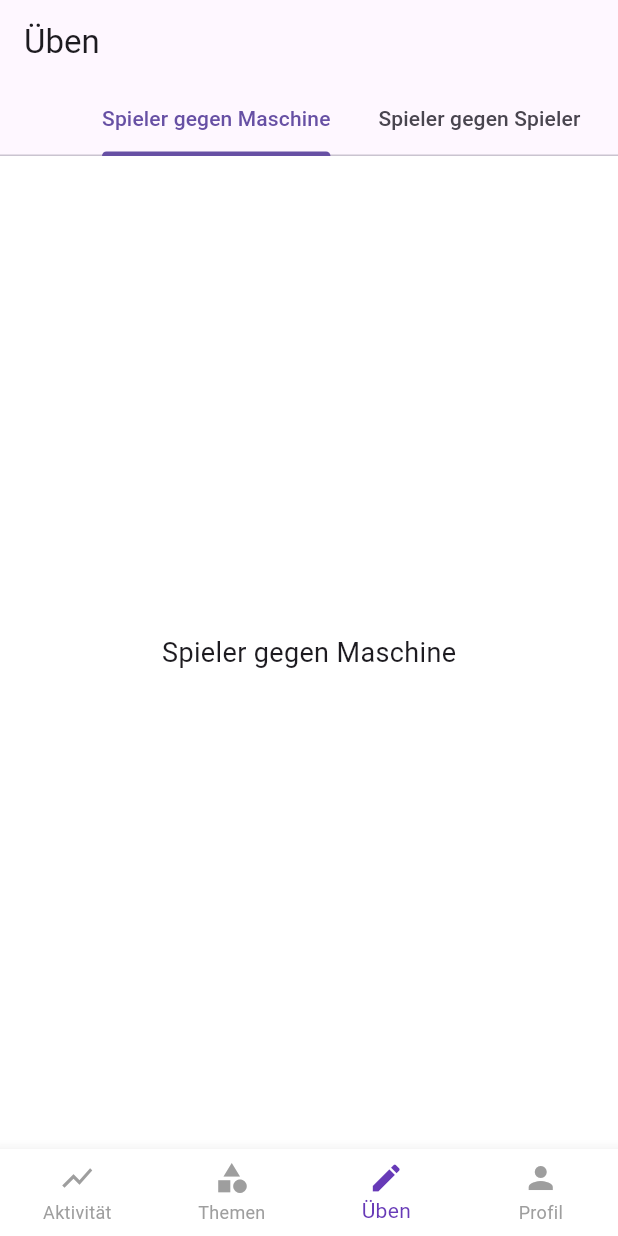
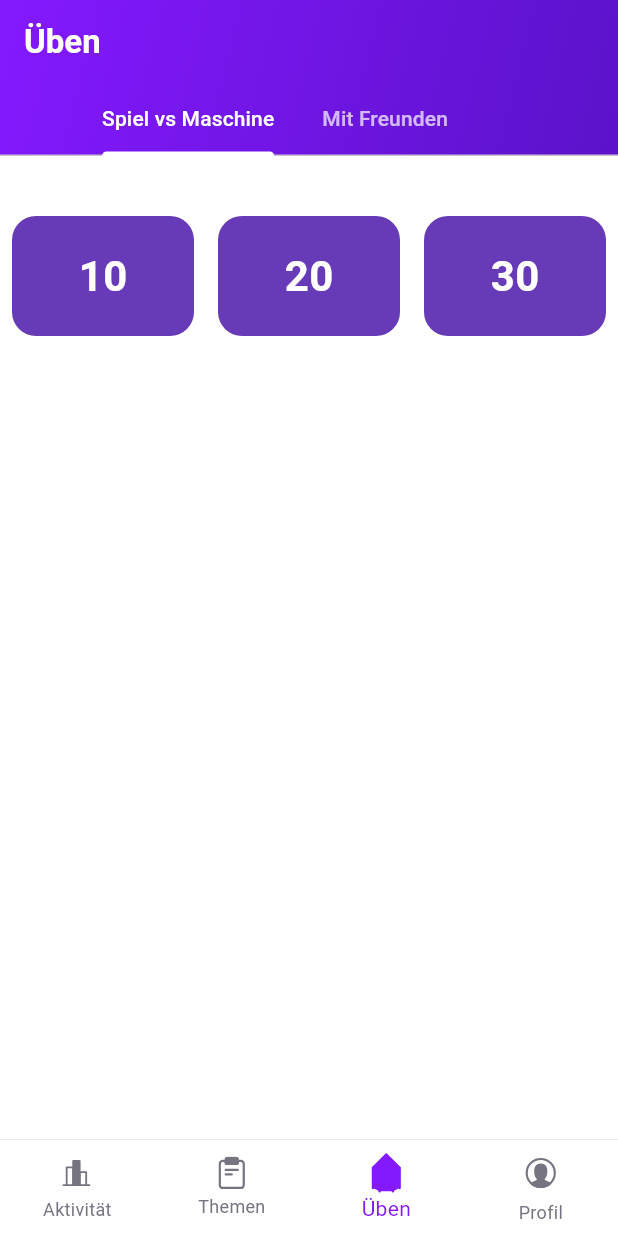
Before and after one commit to gvirabyan/MathFlutter, a Flutter app: the screen it shows after launch, item 3 of the bottom bar chosen, on a phone screen of 412 x 824 dp. Run offline on Flutter 3.47's test engine with Material 3 defaults, Android fonts, the phone set to English and light mode, and no system bars; our stand-ins replace flutter_svg, shared_preferences; network calls fail.

Commit message:
player vs machine worked with backend

```diff
--- a/lib/main.dart
+++ b/lib/main.dart
@@ -3,13 +3,11 @@ import 'package:untitled2/screens/activity_screen/answers_tab.dart';
 import 'package:untitled2/screens/activity_screen/progress_tab.dart';
 import 'package:untitled2/screens/activity_screen/status_tab.dart';
 import 'package:untitled2/screens/activity_screen/top_list_tab.dart';
-import 'package:untitled2/screens/auth/auth_screen.dart';
 import 'package:untitled2/screens/practice_screen/practice_screen.dart';
 import 'package:untitled2/screens/practice_screen/practice_vs_machine_tab.dart';
-import 'package:untitled2/screens/practice_screen/practice_vs_player_tab.dart';
+import 'package:untitled2/screens/practice_screen/practice_vs_player_tab.dart'; // Добавьте импорт
 import 'package:untitled2/screens/profile_screen/about_us/profile_about_tab.dart';
 import 'package:untitled2/screens/profile_screen/profile_account_tab.dart';
-import 'package:untitled2/screens/profile_screen/profile_screen.dart';
 import 'package:untitled2/screens/profile_screen/profile_security_tab.dart';
 import 'package:untitled2/screens/profile_screen/profile_share_tab.dart';
 import 'package:untitled2/screens/profile_screen/profile_sound_tab.dart';
@@ -17,7 +15,6 @@ import 'package:untitled2/screens/topics_screen/topics_1_2_tab.dart';
 import 'package:untitled2/screens/topics_screen/topics_2_3_tab.dart';
 import 'package:untitled2/screens/topics_screen/topics_3_4_tab.dart';
 import 'package:untitled2/screens/topics_screen/topics_4_5tab.dart';
-import 'package:untitled2/screens/topics_screen/topics_screen.dart';
 import 'package:untitled2/ui_elements/main_app_bar.dart';
 import 'package:untitled2/ui_elements/main_bottom_nav.dart';
 
@@ -47,6 +44,9 @@ class MainScreen extends StatefulWidget {
 class _MainScreenState extends State<MainScreen> {
   int _currentIndex = 0;
 
+  // Данные для режима практики (имитация состояния)
+  bool startPracticeVsFriend = false;
+
   late final List<_MainTabConfig> _tabs = [
     _MainTabConfig(
       title: 'Aktivität',
@@ -66,17 +66,16 @@ class _MainScreenState extends State<MainScreen> {
         _SubTabConfig(label: '4.–5. Klasse', view: const Topics45Tab()),
       ],
     ),
-
     _MainTabConfig(
       title: 'Üben',
       subTabs: [
         _SubTabConfig(
-          label: 'Spieler gegen Maschine',
-          view: const PracticeVsMachineTab(),
+          label: 'Spiel vs Maschine',
+          view: PracticeVsMachineTab(),
         ),
         _SubTabConfig(
-          label: 'Spieler gegen Spieler',
-          view: const PracticeVsPlayerTab(),
+          label: 'Mit Freunden',
+          view: PracticeVsPlayerTab(),
         ),
       ],
     ),
@@ -90,7 +89,8 @@ class _MainScreenState extends State<MainScreen> {
         _SubTabConfig(label: 'Erfolg teilen', view: const ProfileShareTab()),
         _SubTabConfig(label: 'Ton', view: const ProfileSoundTab()),
       ],
-    ),  ];
+    ),
+  ];
 
   @override
   Widget build(BuildContext context) {
@@ -109,12 +109,16 @@ class _MainScreenState extends State<MainScreen> {
       ),
       bottomNavigationBar: MainBottomNav(
         currentIndex: _currentIndex,
-        onTap: (index) => setState(() => _currentIndex = index),
+        onTap: (index) {
+          setState(() {
+            _currentIndex = index;
+            // Сбрасываем состояние игры при смене основной вкладки
+            startPracticeVsFriend = false;
+          });
+        },
       ),
     );
 
-
-    // DefaultTabController должен быть ТОЛЬКО когда есть subTabs
     if (current.subTabs != null) {
       page = DefaultTabController(
         key: ValueKey(_currentIndex),
@@ -133,10 +137,10 @@ class _MainTabConfig {
   final List<_SubTabConfig>? subTabs;
 
   _MainTabConfig({required this.title, this.view, this.subTabs})
-    : assert(
-        (view != null) ^ (subTabs != null),
-        'Either view or subTabs must be provided (not both).',
-      );
+      : assert(
+  (view != null) ^ (subTabs != null),
+  'Either view or subTabs must be provided (not both).',
+  );
 }
 
 class _SubTabConfig {
--- a/lib/screens/practice_screen/practice_vs_machine_tab.dart
+++ b/lib/screens/practice_screen/practice_vs_machine_tab.dart
@@ -1,14 +1,56 @@
 import 'package:flutter/material.dart';
+import 'quiz_question_screen.dart';
 
 class PracticeVsMachineTab extends StatelessWidget {
   const PracticeVsMachineTab({super.key});
 
+  void _startQuiz(BuildContext context, int count) {
+    Navigator.push(
+      context,
+      MaterialPageRoute(
+        builder: (_) => QuizQuestionScreen(totalQuestions: count),
+      ),
+    );
+  }
+
   @override
   Widget build(BuildContext context) {
-    return const Center(
-      child: Text(
-        'Spieler gegen Maschine',
-        style: TextStyle(fontSize: 18),
+    return Column(
+      children: [
+        const SizedBox(height: 32),
+        Row(
+          children: [
+            _btn(context, 10),
+            _btn(context, 20),
+            _btn(context, 30),
+          ],
+        ),
+      ],
+    );
+  }
+
+  Widget _btn(BuildContext context, int count) {
+    return Expanded(
+      child: GestureDetector(
+        onTap: () => _startQuiz(context, count),
+        child: Container(
+          height: 80,
+          margin: const EdgeInsets.all(8),
+          decoration: BoxDecoration(
+            color: Colors.deepPurple,
+            borderRadius: BorderRadius.circular(16),
+          ),
+          child: Center(
+            child: Text(
+              '$count',
+              style: const TextStyle(
+                color: Colors.white,
+                fontSize: 28,
+                fontWeight: FontWeight.bold,
+              ),
+            ),
+          ),
+        ),
       ),
     );
   }
--- a/lib/screens/profile_screen/about_us/profile_about_tab.dart
+++ b/lib/screens/profile_screen/about_us/profile_about_tab.dart
@@ -66,7 +66,7 @@ class ProfileAboutTab extends StatelessWidget {
         ),
 
         // ---------------- WRITE REVIEW ----------------
-        if (Platform.isAndroid)
+        /*if (Platform.isAndroid)
           _AboutItem(
             title: 'Bewertung schreiben',
             onTap: () {
@@ -84,7 +84,7 @@ class ProfileAboutTab extends StatelessWidget {
                 'https://apps.apple.com/de/app/matheappde/id6447060725',
               );
             },
-          ),
+          ),*/
       ],
     );
   }
--- a/lib/ui_elements/main_app_bar.dart
+++ b/lib/ui_elements/main_app_bar.dart
@@ -13,11 +13,37 @@ class MainAppBar extends StatelessWidget implements PreferredSizeWidget {
   @override
   Widget build(BuildContext context) {
     return AppBar(
-      title: Text(title),
+      elevation: 0,
+
+      title: Text(
+        title,
+        style: const TextStyle(
+          color: Colors.white,
+          fontWeight: FontWeight.bold,
+        ),
+      ),
+
+      // 🎨 GRADIENT BACKGROUND
+      flexibleSpace: Container(
+        decoration: const BoxDecoration(
+          gradient: LinearGradient(
+            begin: Alignment.topLeft,
+            end: Alignment.bottomRight,
+            colors: [
+              Color(0xFF8419FF),
+              Color(0xFF5B12C9),
+            ],
+          ),
+        ),
+      ),
+
       bottom: tabs == null
           ? null
           : TabBar(
         isScrollable: true,
+        indicatorColor: Colors.white,
+        labelColor: Colors.white,
+        unselectedLabelColor: Colors.white70,
         tabs: tabs!,
       ),
     );
--- a/lib/ui_elements/main_bottom_nav.dart
+++ b/lib/ui_elements/main_bottom_nav.dart
@@ -1,4 +1,5 @@
 import 'package:flutter/material.dart';
+import 'package:flutter_svg/flutter_svg.dart';
 
 class MainBottomNav extends StatelessWidget {
   final int currentIndex;
@@ -10,34 +11,77 @@ class MainBottomNav extends StatelessWidget {
     required this.onTap,
   });
 
+  Color _iconColor(bool active) =>
+      active ? const Color(0xFF8419FF) : const Color(0xFF777481);
+
   @override
   Widget build(BuildContext context) {
-    return BottomNavigationBar(
+    return Container(
+      decoration: BoxDecoration(
+        color: Colors.white,
+        border: Border(
+          top: BorderSide(
+            color: Colors.black.withOpacity(0.1),
+            width: 0.5,
+          ),
+        ),
+      ),
+      child: BottomNavigationBar(
         backgroundColor: Colors.white,
         type: BottomNavigationBarType.fixed,
         currentIndex: currentIndex,
         onTap: onTap,
-      selectedItemColor: Colors.deepPurple,
-      unselectedItemColor: Colors.grey,
         showUnselectedLabels: true,
-      items: const [
+        selectedItemColor: const Color(0xFF8419FF),
+        unselectedItemColor: const Color(0xFF777481),
+        elevation: 0,
+        items: [
           BottomNavigationBarItem(
-          icon: Icon(Icons.show_chart),
+            icon: SvgPicture.asset(
+              'assets/buttons/activity.svg',
+              width: 26,
+              colorFilter: ColorFilter.mode(
+                _iconColor(currentIndex == 0),
+                BlendMode.srcIn,
+              ),
+            ),
             label: 'Aktivität',
           ),
           BottomNavigationBarItem(
-          icon: Icon(Icons.category),
+            icon: SvgPicture.asset(
+              'assets/buttons/topics.svg',
+              width: 18,
+              colorFilter: ColorFilter.mode(
+                _iconColor(currentIndex == 1),
+                BlendMode.srcIn,
+              ),
+            ),
             label: 'Themen',
           ),
           BottomNavigationBarItem(
-          icon: Icon(Icons.edit),
+            icon: SvgPicture.asset(
+              'assets/buttons/practice.svg',
+              width: 20,
+              colorFilter: ColorFilter.mode(
+                _iconColor(currentIndex == 2),
+                BlendMode.srcIn,
+              ),
+            ),
             label: 'Üben',
           ),
           BottomNavigationBarItem(
-          icon: Icon(Icons.person),
+            icon: SvgPicture.asset(
+              'assets/buttons/profile.svg',
+              width: 30,
+              colorFilter: ColorFilter.mode(
+                _iconColor(currentIndex == 3),
+                BlendMode.srcIn,
+              ),
+            ),
             label: 'Profil',
           ),
         ],
+      ),
     );
   }
 }
```
Also changed, not shown: lib/models/question_model.dart (added, +41 -0 lines), lib/screens/practice_screen/answer_dialog.dart (added, +26 -0 lines), lib/screens/practice_screen/practice_screen.dart (+42 -6 lines), lib/screens/practice_screen/practice_vs_player_tab.dart (+18 -4 lines), lib/screens/practice_screen/quiz_question_screen.dart (added, +162 -0 lines), lib/screens/practice_screen/quiz_question_view.dart (added, +203 -0 lines), pubspec.yaml (+7 -0 lines), assets/buttons/activity.svg (added), assets/buttons/practice.svg (added), assets/buttons/profile.svg (added), assets/buttons/topics.svg (added), pubspec.lock. Lines whose indentation alone changed are shown as unchanged.
